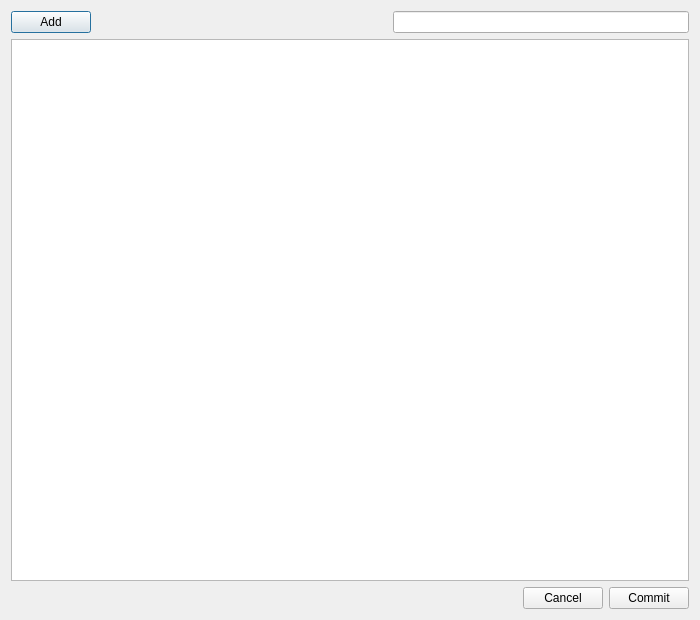
First picture: the form in ui/EditTable.ui, repository kathrynmetcalf/GeoCORK, before the edit.
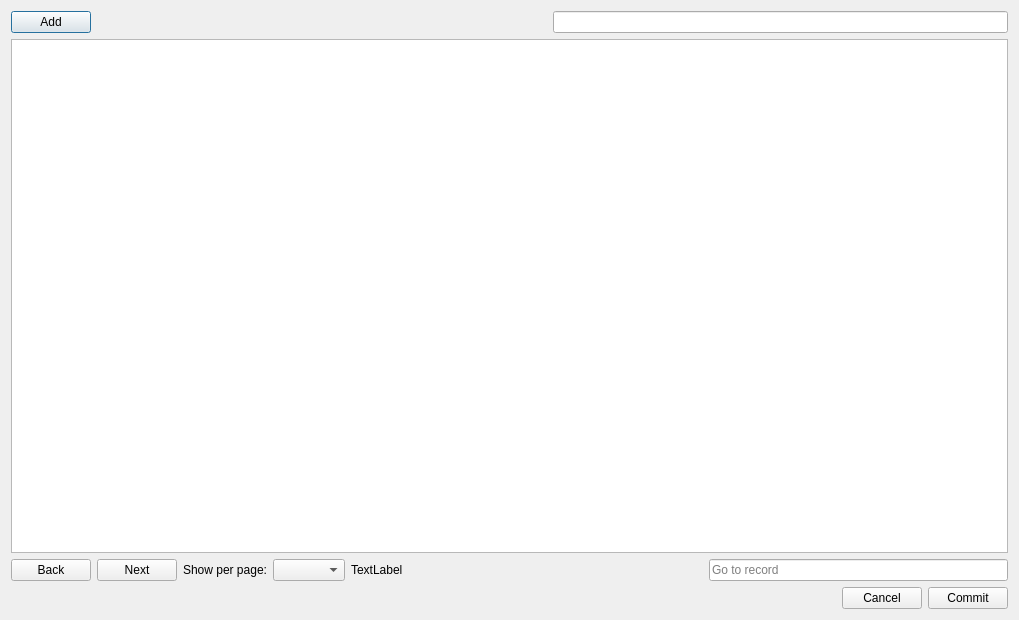
Second picture: the form after the edit.

Commit message: Some improvements to editing. Was working with the big database and decided to implement paging for DisplayTables.py, EditView.py, and EditTable.py. Added settings value and dropdown. Decided not to paginate trees for now, but something still broke with building trees...

```diff
--- a/ui/EditTable.ui
+++ b/ui/EditTable.ui
@@ -6,7 +6,7 @@
    <rect>
     <x>0</x>
     <y>0</y>
-    <width>700</width>
+    <width>1019</width>
     <height>620</height>
    </rect>
   </property>
@@ -19,12 +19,7 @@
   <property name="windowTitle">
    <string>Edit</string>
   </property>
-  <layout class="QVBoxLayout" name="verticalLayout_2">
-   <item>
     <layout class="QVBoxLayout" name="verticalLayout">
-     <property name="sizeConstraint">
-      <enum>QLayout::SetNoConstraint</enum>
-     </property>
      <item>
       <layout class="QHBoxLayout" name="horizontalLayout_2">
        <item>
@@ -59,6 +54,73 @@
        </property>
       </widget>
      </item>
+   <item>
+    <layout class="QHBoxLayout" name="horizontalLayout_5">
+     <item>
+      <widget class="QPushButton" name="prev_button">
+       <property name="text">
+        <string>Back</string>
+       </property>
+      </widget>
+     </item>
+     <item>
+      <widget class="QPushButton" name="next_button">
+       <property name="text">
+        <string>Next</string>
+       </property>
+      </widget>
+     </item>
+     <item>
+      <widget class="QLabel" name="label">
+       <property name="text">
+        <string>Show per page:</string>
+       </property>
+      </widget>
+     </item>
+     <item>
+      <widget class="QComboBox" name="show_per_page_comboBox"/>
+     </item>
+     <item>
+      <widget class="QLabel" name="page_info_label">
+       <property name="text">
+        <string>TextLabel</string>
+       </property>
+      </widget>
+     </item>
+     <item>
+      <spacer name="horizontalSpacer_3">
+       <property name="orientation">
+        <enum>Qt::Horizontal</enum>
+       </property>
+       <property name="sizeHint" stdset="0">
+        <size>
+         <width>40</width>
+         <height>20</height>
+        </size>
+       </property>
+      </spacer>
+     </item>
+     <item>
+      <widget class="QLineEdit" name="goto_line_edit">
+       <property name="sizePolicy">
+        <sizepolicy hsizetype="Expanding" vsizetype="Fixed">
+         <horstretch>0</horstretch>
+         <verstretch>0</verstretch>
+        </sizepolicy>
+       </property>
+       <property name="maximumSize">
+        <size>
+         <width>16777215</width>
+         <height>25</height>
+        </size>
+       </property>
+       <property name="placeholderText">
+        <string>Go to record</string>
+       </property>
+      </widget>
+     </item>
+    </layout>
+   </item>
      <item>
       <layout class="QHBoxLayout" name="horizontalLayout">
        <item>
@@ -87,8 +149,6 @@
           <string>Commit</string>
          </property>
         </widget>
-       </item>
-      </layout>
      </item>
     </layout>
    </item>
```
Lines whose indentation alone changed are shown as unchanged. The commit also changes 12 other files.
